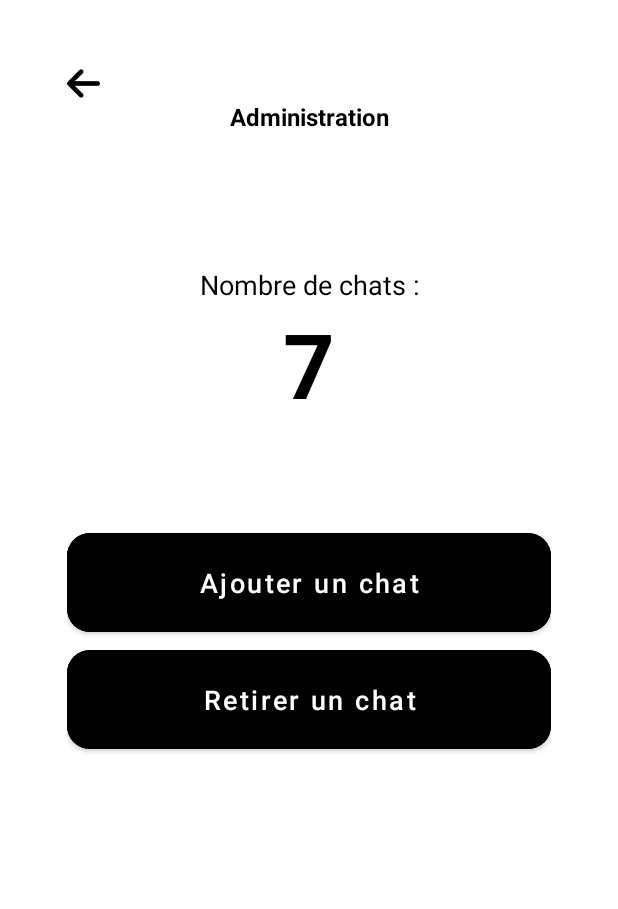
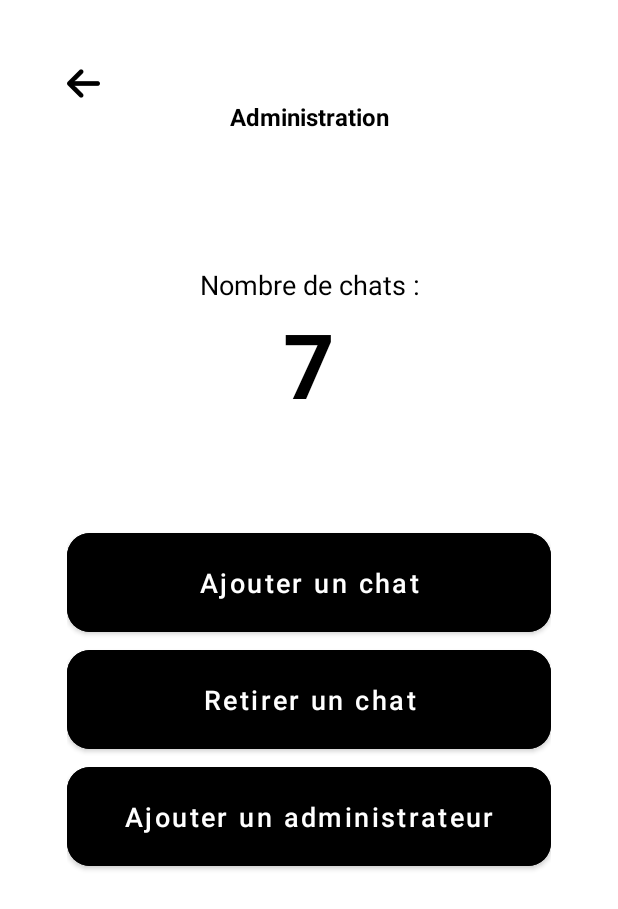
Before and after one commit to tdac2806/ProjetAndroid, an Android app: the AdminFragment screen opened through its navigation route, on a phone screen of 412 x 824 dp. Shown: the top 909 px of the screen. Run offline under Robolectric (Android 15) with nearby library versions, the phone set to English and light mode, and no system bars; our stand-ins replace Room's generated code.

Commit message:
Adding Add Admin fragment

```diff
--- a/app/src/main/java/com/example/projetandroid/AdminFragment.kt
+++ b/app/src/main/java/com/example/projetandroid/AdminFragment.kt
@@ -46,6 +46,11 @@ class AdminFragment : Fragment() {
             val action = AdminFragmentDirections.actionAdminFragmentToRemoveCatFragment()
             view.findNavController().navigate(action)
         }
+
+        binding.adminAddAdminButton.setOnClickListener {
+            val action = AdminFragmentDirections.actionAdminFragmentToAddAdminFragment()
+            view.findNavController().navigate(action)
+        }
         return view
     }
 
--- a/app/src/main/java/com/example/projetandroid/RemoveCatFragment.kt
+++ b/app/src/main/java/com/example/projetandroid/RemoveCatFragment.kt
@@ -72,10 +72,6 @@ class RemoveCatFragment : Fragment() {
         return view
     }
 
-    private suspend fun addCat() {
-
-    }
-
     override fun onDestroyView() {
         super.onDestroyView()
         _binding = null
--- a/app/src/main/java/com/example/projetandroid/db/UserDao.kt
+++ b/app/src/main/java/com/example/projetandroid/db/UserDao.kt
@@ -31,8 +31,14 @@ interface UserDao {
     @Query("SELECT COUNT(*) FROM user")
     fun countUser():Int
 
+    @Query("SELECT COUNT(*) FROM user WHERE IsAdmin = 1")
+    fun countAdmin():Int
+
     @Query("SELECT CASE WHEN COUNT(*) > 0 THEN 1 ELSE 0 END FROM user WHERE LOWER(username) = LOWER(:name) AND IsAdmin = 1")
     fun isUserAdmin(name:String):Boolean
+
+    @Query("UPDATE USER SET IsAdmin = 1 WHERE LOWER(username) = LOWER(:name)")
+    fun setUserAdmin(name:String)
 
     @Query("DELETE FROM user")
     fun deleteAll()
--- a/app/src/main/res/layout/fragment_admin.xml
+++ b/app/src/main/res/layout/fragment_admin.xml
@@ -76,4 +76,14 @@
         android:textAllCaps="false"
         android:textSize="18sp"
         app:cornerRadius="15dp" />
+
+    <Button
+        android:id="@+id/adminAddAdminButton"
+        android:layout_width="match_parent"
+        android:layout_height="35pt"
+        android:backgroundTint="?colorSecondary"
+        android:text="Ajouter un administrateur"
+        android:textAllCaps="false"
+        android:textSize="18sp"
+        app:cornerRadius="15dp" />
 </LinearLayout>
--- a/app/src/main/res/navigation/nav_graph.xml
+++ b/app/src/main/res/navigation/nav_graph.xml
@@ -37,6 +37,9 @@
         <action
             android:id="@+id/action_adminFragment_to_removeCatFragment"
             app:destination="@id/removeCatFragment" />
+        <action
+            android:id="@+id/action_adminFragment_to_addAdminFragment"
+            app:destination="@id/addAdminFragment" />
     </fragment>
     <fragment
         android:id="@+id/homeFragment"
@@ -98,4 +101,13 @@
             android:id="@+id/action_removeCatFragment_to_adminFragment"
             app:destination="@id/adminFragment" />
     </fragment>
+    <fragment
+        android:id="@+id/addAdminFragment"
+        android:name="com.example.projetandroid.AddAdminFragment"
+        android:label="fragment_add_admin"
+        tools:layout="@layout/fragment_add_admin" >
+        <action
+            android:id="@+id/action_addAdminFragment_to_adminFragment"
+            app:destination="@id/adminFragment" />
+    </fragment>
 </navigation>
```
Also changed, not shown: app/src/main/java/com/example/projetandroid/AddAdminFragment.kt (added, +84 -0 lines), app/src/main/java/com/example/projetandroid/UserAdapter.kt (added, +39 -0 lines), app/src/main/res/layout/fragment_add_admin.xml (added, +126 -0 lines), app/src/main/res/layout/user_item.xml (added, +20 -0 lines).
